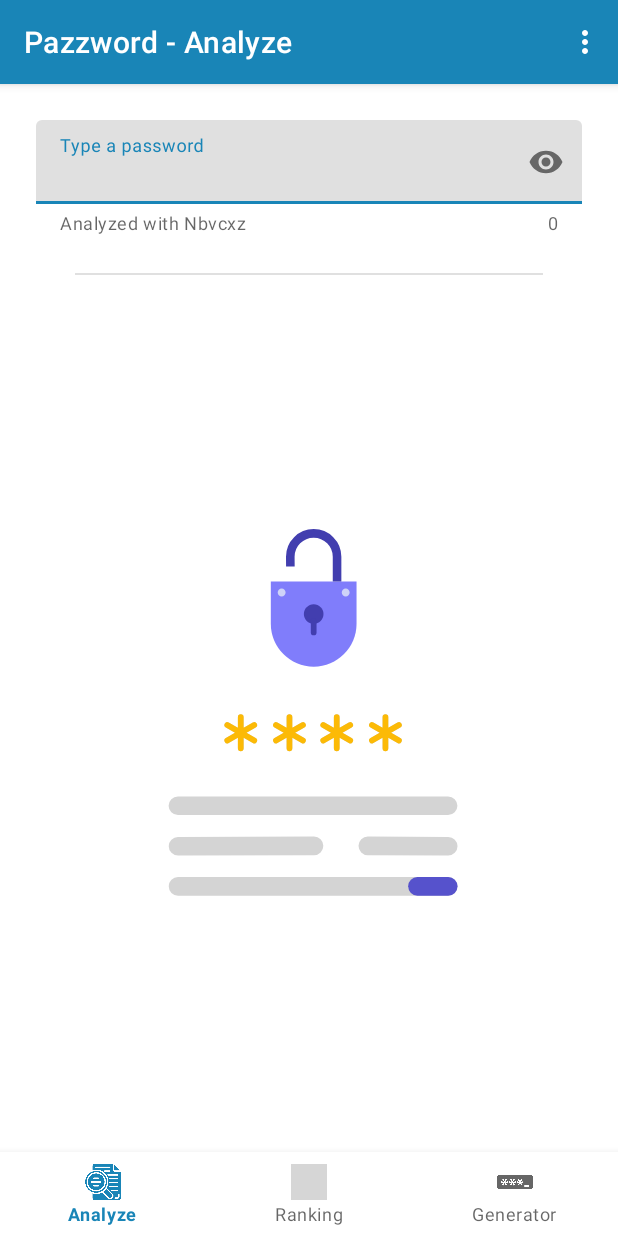
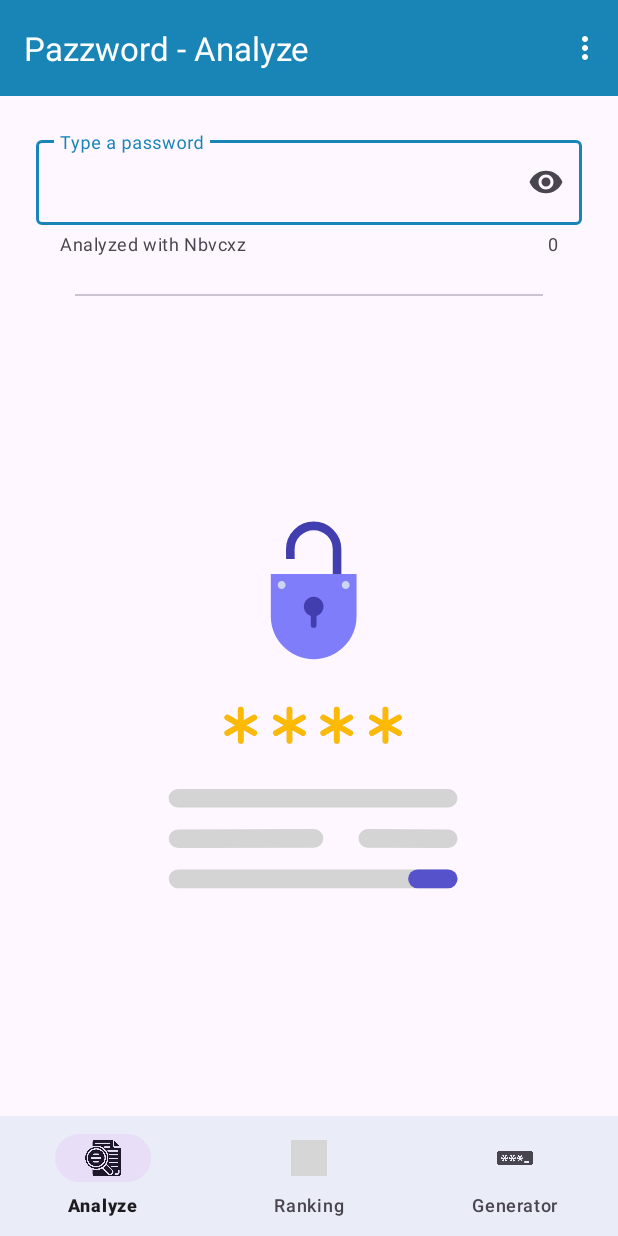
Before and after one commit to cyb3rko/pazzword, an Android app: the screen it shows after launch (MainActivity), on a phone screen of 412 x 824 dp. Run offline under Robolectric (Android 15) with nearby library versions, the phone set to English and light mode, and no system bars; our stand-ins replace navigation-ui; libraries missing offline, so code that uses them is left out: me.gosimple.nbvcxz; grey boxes are pictures that could not be loaded.

Commit message:
Update to Material You design language

```diff
--- a/app/src/main/java/com/cyb3rko/pazzword/MainActivity.kt
+++ b/app/src/main/java/com/cyb3rko/pazzword/MainActivity.kt
@@ -35,6 +35,7 @@ class MainActivity : AppCompatActivity() {
                 R.id.navigation_analyze, R.id.navigation_ranking, R.id.navigation_generator
             )
         )
+        setSupportActionBar(binding.toolbar)
         setupActionBarWithNavController(navController, appBarConfiguration)
         navView.setupWithNavController(navController)
     }
--- a/app/src/main/java/com/cyb3rko/pazzword/fragments/analyzefragment/BottomLayoutTextView.kt
+++ b/app/src/main/java/com/cyb3rko/pazzword/fragments/analyzefragment/BottomLayoutTextView.kt
@@ -26,7 +26,7 @@ class BottomLayoutTextView(
             setTextSize(TypedValue.COMPLEX_UNIT_PX, resources.getDimension(R.dimen.customEntry))
             if (useMargins) newLayoutParams.setMargins(0, 4, 0, 0)
         } else {
-            setTextColor(ResourcesCompat.getColor(resources, R.color.text_color_secondary, context.theme))
+            setTextColor(ResourcesCompat.getColor(resources, R.color.textColorSecondary, context.theme))
             setTextSize(TypedValue.COMPLEX_UNIT_PX, resources.getDimension(R.dimen.customTitle))
             if (useMargins) newLayoutParams.setMargins(0, 20, 0, 0)
         }
--- a/app/src/main/res/layout/activity_main.xml
+++ b/app/src/main/res/layout/activity_main.xml
@@ -1,9 +1,23 @@
 <?xml version="1.0" encoding="utf-8"?>
 <androidx.constraintlayout.widget.ConstraintLayout xmlns:android="http://schemas.android.com/apk/res/android"
     xmlns:app="http://schemas.android.com/apk/res-auto"
+    xmlns:tools="http://schemas.android.com/tools"
     android:id="@+id/container"
     android:layout_width="match_parent"
     android:layout_height="match_parent">
+
+    <com.google.android.material.appbar.MaterialToolbar
+        android:id="@+id/toolbar"
+        android:layout_width="0dp"
+        android:layout_height="?attr/actionBarSize"
+        android:background="?attr/toolBarColor"
+        android:elevation="4dp"
+        android:theme="@style/Toolbar"
+        app:layout_constraintEnd_toEndOf="parent"
+        app:layout_constraintStart_toStartOf="parent"
+        app:layout_constraintTop_toTopOf="parent"
+        app:titleTextColor="?attr/toolBarTextColor"
+        tools:title="Home" />
 
     <com.google.android.material.bottomnavigation.BottomNavigationView
         android:id="@+id/nav_view"
@@ -26,7 +40,7 @@
         app:layout_constraintBottom_toTopOf="@id/nav_view"
         app:layout_constraintLeft_toLeftOf="parent"
         app:layout_constraintRight_toRightOf="parent"
-        app:layout_constraintTop_toTopOf="parent"
+        app:layout_constraintTop_toBottomOf="@id/toolbar"
         app:navGraph="@navigation/mobile_navigation" />
 
 </androidx.constraintlayout.widget.ConstraintLayout>
--- a/app/src/main/res/layout/fragment_analyze.xml
+++ b/app/src/main/res/layout/fragment_analyze.xml
@@ -122,6 +122,7 @@
                         android:gravity="center"
                         android:textSize="22sp"
                         android:textStyle="bold"
+                        android:textColor="@color/black"
                         tools:text="SECURE" />
 
                 </LinearLayout>
@@ -213,7 +214,7 @@
                         android:paddingTop="10dp"
                         android:paddingStart="35dp"
                         android:paddingEnd="35dp"
-                        android:textColor="@color/text_color_secondary"
+                        android:textColor="@color/textColorSecondary"
                         android:textSize="@dimen/customTitle"
                         android:text="@string/basic_score_title" />
 
@@ -233,7 +234,7 @@
                         android:paddingTop="12dp"
                         android:paddingStart="35dp"
                         android:paddingEnd="35dp"
-                        android:textColor="@color/text_color_secondary"
+                        android:textColor="@color/textColorSecondary"
                         android:textSize="@dimen/customTitle"
                         android:text="@string/entropy_title" />
 
@@ -253,7 +254,7 @@
                         android:paddingTop="12dp"
                         android:paddingStart="35dp"
                         android:paddingEnd="35dp"
-                        android:textColor="@color/text_color_secondary"
+                        android:textColor="@color/textColorSecondary"
                         android:textSize="@dimen/customTitle"
                         android:text="@string/random_title" />
 
@@ -400,7 +401,7 @@
                         android:paddingTop="12dp"
                         android:paddingStart="35dp"
                         android:paddingEnd="35dp"
-                        android:textColor="@color/text_color_secondary"
+                        android:textColor="@color/textColorSecondary"
                         android:textSize="@dimen/customTitle"
                         android:text="@string/guesses_title" />
 
@@ -420,7 +421,7 @@
                         android:layout_height="wrap_content"
                         android:paddingStart="35dp"
                         android:paddingEnd="35dp"
-                        android:textColor="@color/text_color_secondary"
+                        android:textColor="@color/textColorSecondary"
                         android:textSize="@dimen/customTitle"
                         android:text="@string/offline_md5_title" />
 
@@ -440,7 +441,7 @@
                         android:layout_height="wrap_content"
                         android:paddingStart="35dp"
                         android:paddingEnd="35dp"
-                        android:textColor="@color/text_color_secondary"
+                        android:textColor="@color/textColorSecondary"
                         android:textSize="@dimen/customTitle"
                         android:text="@string/offline_sha512_title" />
 
@@ -460,7 +461,7 @@
                         android:layout_height="wrap_content"
                         android:paddingStart="35dp"
                         android:paddingEnd="35dp"
-                        android:textColor="@color/text_color_secondary"
+                        android:textColor="@color/textColorSecondary"
                         android:textSize="@dimen/customTitle"
                         android:text="@string/offline_bcrypt10_title" />
 
@@ -480,7 +481,7 @@
                         android:layout_height="wrap_content"
                         android:paddingStart="35dp"
                         android:paddingEnd="35dp"
-                        android:textColor="@color/text_color_secondary"
+                        android:textColor="@color/textColorSecondary"
                         android:textSize="@dimen/customTitle"
                         android:text="@string/offline_bcrypt14_title" />
 
@@ -500,7 +501,7 @@
                         android:layout_height="wrap_content"
                         android:paddingStart="35dp"
                         android:paddingEnd="35dp"
-                        android:textColor="@color/text_color_secondary"
+                        android:textColor="@color/textColorSecondary"
                         android:textSize="@dimen/customTitle"
                         android:text="@string/online_unthrottled_title" />
 
@@ -520,7 +521,7 @@
                         android:layout_height="wrap_content"
                         android:paddingStart="35dp"
                         android:paddingEnd="35dp"
-                        android:textColor="@color/text_color_secondary"
+                        android:textColor="@color/textColorSecondary"
                         android:textSize="@dimen/customTitle"
                         android:text="@string/online_throttled_title" />
 
--- a/app/src/main/res/values-night/colors.xml
+++ b/app/src/main/res/values-night/colors.xml
@@ -1,5 +1,5 @@
 <?xml version="1.0" encoding="utf-8"?>
 <resources>
-    <color name="text_color_secondary">#BABABA</color>
+    <color name="textColorSecondary">#BABABA</color>
     <color name="banner_color">#50A3FF</color>
 </resources>
--- a/app/src/main/res/values-night/themes.xml
+++ b/app/src/main/res/values-night/themes.xml
@@ -1,16 +1,14 @@
 <resources xmlns:tools="http://schemas.android.com/tools">
     <!-- Base application theme. -->
-    <style name="Theme.Pazzword" parent="Theme.MaterialComponents.DayNight.DarkActionBar">
+    <style name="Theme.Pazzword" parent="Theme.Material3.Dark.NoActionBar">
         <!-- Primary brand color. -->
         <item name="colorPrimary">#1985B7</item>
         <item name="colorPrimaryVariant">#09457A</item>
         <item name="colorOnPrimary">@color/black</item>
-        <!-- Secondary brand color. -->
-        <item name="colorSecondary">@color/teal_200</item>
-        <item name="colorSecondaryVariant">@color/teal_700</item>
-        <item name="colorOnSecondary">@color/black</item>
         <!-- Status bar color. -->
+        <item name="toolBarColor">?attr/colorPrimaryVariant</item>
         <item name="android:statusBarColor" tools:targetApi="l">?attr/colorPrimaryVariant</item>
+        <item name="toolBarTextColor">@color/toolBarTextColor</item>
         <!-- Customize your theme here. -->
     </style>
 </resources>
--- /dev/null
+++ b/app/src/main/res/values/attr.xml
@@ -0,0 +1,5 @@
+<?xml version="1.0" encoding="utf-8"?>
+<resources>
+    <attr name="toolBarColor" format="color" />
+    <attr name="toolBarTextColor" format="color" />
+</resources>
--- a/app/src/main/res/values/colors.xml
+++ b/app/src/main/res/values/colors.xml
@@ -1,10 +1,9 @@
 <?xml version="1.0" encoding="utf-8"?>
 <resources>
-    <color name="teal_200">#FF03DAC5</color>
-    <color name="teal_700">#FF018786</color>
     <color name="black">#FF000000</color>
     <color name="white">#FFFFFFFF</color>
 
-    <color name="text_color_secondary">#89404040</color>
+    <color name="textColorSecondary">#89404040</color>
+    <color name="toolBarTextColor">@color/white</color>
     <color name="banner_color">#43B9F1</color>
 </resources>
--- a/app/src/main/res/values/themes.xml
+++ b/app/src/main/res/values/themes.xml
@@ -1,16 +1,18 @@
 <resources xmlns:tools="http://schemas.android.com/tools">
     <!-- Base application theme. -->
-    <style name="Theme.Pazzword" parent="Theme.MaterialComponents.DayNight.DarkActionBar">
+    <style name="Theme.Pazzword" parent="Theme.Material3.Light.NoActionBar">
         <!-- Primary brand color. -->
         <item name="colorPrimary">#1985B7</item>
         <item name="colorPrimaryVariant">#09457A</item>
         <item name="colorOnPrimary">@color/white</item>
-        <!-- Secondary brand color. -->
-        <item name="colorSecondary">@color/teal_200</item>
-        <item name="colorSecondaryVariant">@color/teal_700</item>
-        <item name="colorOnSecondary">@color/black</item>
         <!-- Status bar color. -->
-        <item name="android:statusBarColor" tools:targetApi="l">?attr/colorPrimaryVariant</item>
+        <item name="toolBarColor">?attr/colorPrimary</item>
+        <item name="android:statusBarColor" tools:targetApi="l">?attr/colorPrimary</item>
+        <item name="toolBarTextColor">@color/toolBarTextColor</item>
         <!-- Customize your theme here. -->
     </style>
+
+    <style name="Toolbar" parent="ThemeOverlay.MaterialComponents.ActionBar">
+        <item name="colorControlNormal">@color/toolBarTextColor</item>
+    </style>
 </resources>
```
